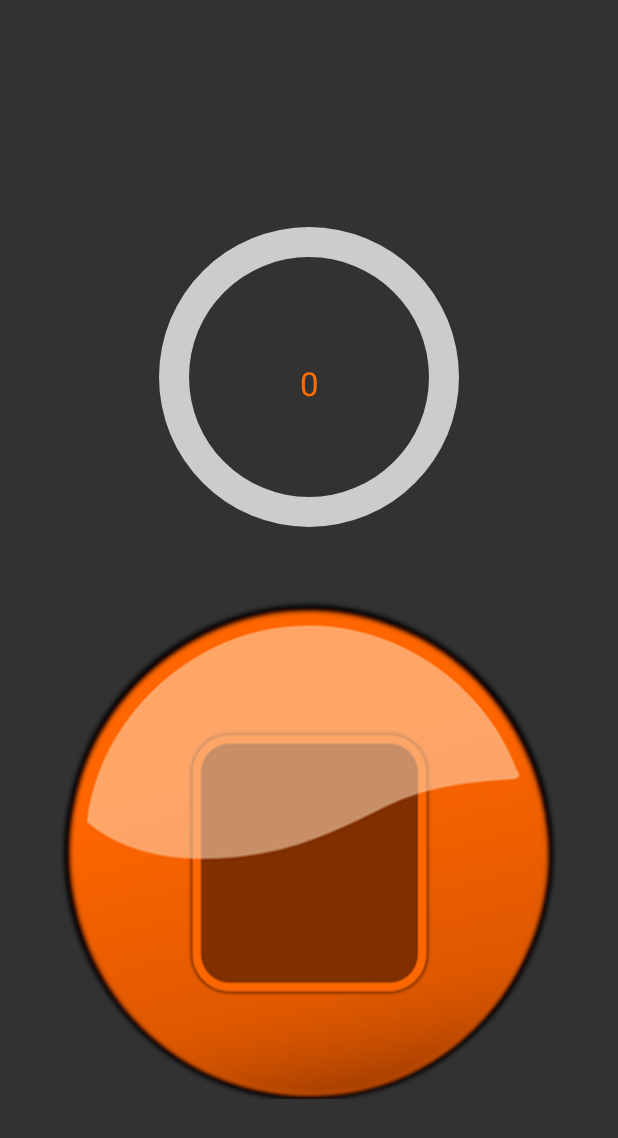
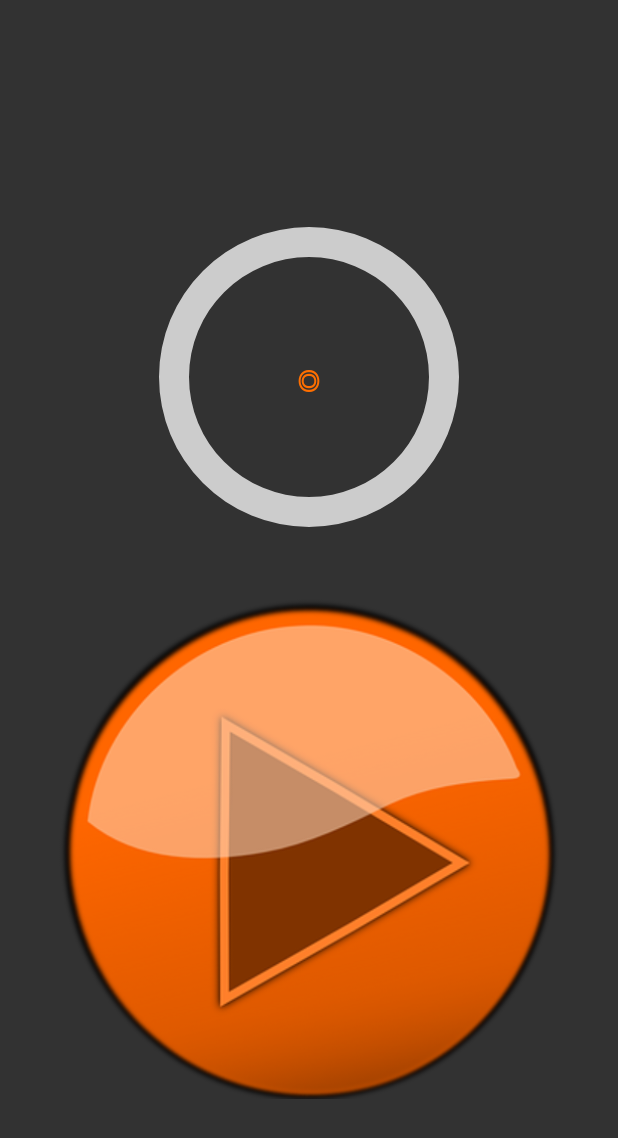
Before and after one commit to beetsbyninn/Beets, an Android app: the fragment GaugeFragment placed in its activity, after a tap on an icon or button, on a phone screen of 412 x 824 dp. Shown: the top 1138 px of the screen. Run offline under Robolectric (Android 15) with nearby library versions, the phone set to English and light mode, and no system bars; 3 statements that could not run were skipped.

Commit message:
Change font in Gaugemeter

```diff
--- a/app/src/main/java/com/github/beetsbyninn/beets/GaugeFragment.java
+++ b/app/src/main/java/com/github/beetsbyninn/beets/GaugeFragment.java
@@ -3,6 +3,7 @@
 
 import android.animation.ObjectAnimator;
 import android.app.Fragment;
+import android.graphics.Typeface;
 import android.os.Bundle;
 import android.view.LayoutInflater;
 import android.view.View;
@@ -44,7 +45,8 @@
         mainActivty = (MainActivity)getActivity();
         mBtnPlay = (Button)view.findViewById(R.id.btnPlay);
         mBtnPlay.setOnClickListener(new ButtonPlayListener());
-
+        Typeface typeFace=Typeface.createFromAsset(getActivity().getAssets(),"street cred.ttf");
+        tvBar.setTypeface(typeFace);
         progressBar = (ProgressBar) view.findViewById(R.id.progressBar);
         return view;
     }
--- a/app/src/main/res/layout/activity_on_start_activty.xml
+++ b/app/src/main/res/layout/activity_on_start_activty.xml
@@ -9,7 +9,7 @@
     android:paddingRight="@dimen/activity_horizontal_margin"
     android:paddingTop="@dimen/activity_vertical_margin"
     android:background="#323232"
-    tools:context="com.github.beetsbyninn.beets.OnStartActivity">
+    tools:context="com.github.beetsbyninn.beets.OnStartActivty">
 
     <TextView
         android:text="@string/logo"
```
